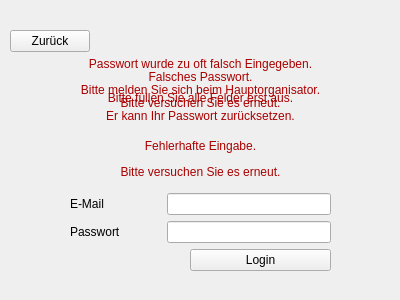
Qt form KTDVS/KTDVS/View_Einloggen.ui (SimonRuttmann/ClassReunionSoftware) before a commit.
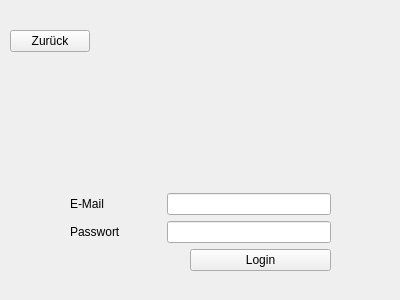
The same form after that commit.

Commit message: Die Fehlermeldungen sind geordnet in Einloggen

The edit to the form file:
```diff
--- a/KTDVS/KTDVS/View_Einloggen.ui
+++ b/KTDVS/KTDVS/View_Einloggen.ui
@@ -26,20 +26,16 @@
     <item>
      <layout class="QVBoxLayout" name="verticalLayout_5">
       <item>
-       <layout class="QHBoxLayout" name="horizontalLayout_3">
-        <item>
-         <widget class="QLabel" name="KeineEingabe">
-          <property name="text">
-           <string>&lt;html&gt;&lt;head/&gt;&lt;body&gt;&lt;p align=&quot;center&quot;&gt;&lt;span style=&quot; color:#aa0000;&quot;&gt;Bitte füllen Sie alle Felder erst aus.&lt;/span&gt;&lt;/p&gt;&lt;/body&gt;&lt;/html&gt;</string>
-          </property>
-         </widget>
-        </item>
-       </layout>
+       <widget class="QLabel" name="LabelOben">
+        <property name="text">
+         <string>&lt;html&gt;&lt;head/&gt;&lt;body&gt;&lt;p align=&quot;center&quot;&gt;&lt;br/&gt;&lt;/p&gt;&lt;/body&gt;&lt;/html&gt;</string>
+        </property>
+       </widget>
       </item>
       <item>
        <widget class="QLabel" name="Fehlerausgabe">
         <property name="text">
-         <string>&lt;html&gt;&lt;head/&gt;&lt;body&gt;&lt;p align=&quot;center&quot;&gt;&lt;span style=&quot; color:#aa0000;&quot;&gt;Fehlerhafte Eingabe.&lt;/span&gt;&lt;/p&gt;&lt;p align=&quot;center&quot;&gt;&lt;span style=&quot; color:#aa0000;&quot;&gt;Bitte versuchen Sie es erneut.&lt;/span&gt;&lt;/p&gt;&lt;/body&gt;&lt;/html&gt;</string>
+         <string>&lt;html&gt;&lt;head/&gt;&lt;body&gt;&lt;p align=&quot;center&quot;&gt;&lt;br/&gt;&lt;/p&gt;&lt;/body&gt;&lt;/html&gt;</string>
         </property>
        </widget>
       </item>
@@ -135,44 +131,6 @@
     <string>Zurück</string>
    </property>
   </widget>
-  <widget class="QWidget" name="verticalLayoutWidget_2">
-   <property name="geometry">
-    <rect>
-     <x>70</x>
-     <y>60</y>
-     <width>261</width>
-     <height>61</height>
-    </rect>
-   </property>
-   <layout class="QVBoxLayout" name="verticalLayout_2">
-    <item>
-     <widget class="QLabel" name="FalschesPasswort">
-      <property name="text">
-       <string>&lt;html&gt;&lt;head/&gt;&lt;body&gt;&lt;p align=&quot;center&quot;&gt;&lt;span style=&quot; color:#aa0000;&quot;&gt;Falsches Passwort.&lt;/span&gt;&lt;/p&gt;&lt;p align=&quot;center&quot;&gt;&lt;span style=&quot; color:#aa0000;&quot;&gt;Bitte versuchen Sie es erneut.&lt;/span&gt;&lt;/p&gt;&lt;/body&gt;&lt;/html&gt;</string>
-      </property>
-     </widget>
-    </item>
-   </layout>
-  </widget>
-  <widget class="QWidget" name="verticalLayoutWidget_6">
-   <property name="geometry">
-    <rect>
-     <x>60</x>
-     <y>50</y>
-     <width>281</width>
-     <height>80</height>
-    </rect>
-   </property>
-   <layout class="QVBoxLayout" name="verticalLayout_6">
-    <item>
-     <widget class="QLabel" name="Gesperrt">
-      <property name="text">
-       <string>&lt;html&gt;&lt;head/&gt;&lt;body&gt;&lt;p align=&quot;center&quot;&gt;&lt;span style=&quot; color:#aa0000;&quot;&gt;Passwort wurde zu oft falsch Eingegeben.&lt;/span&gt;&lt;/p&gt;&lt;p align=&quot;center&quot;&gt;&lt;span style=&quot; color:#aa0000;&quot;&gt;Bitte melden Sie sich beim Hauptorganisator.&lt;/span&gt;&lt;/p&gt;&lt;p align=&quot;center&quot;&gt;&lt;span style=&quot; color:#aa0000;&quot;&gt;Er kann Ihr Passwort zurücksetzen.&lt;/span&gt;&lt;/p&gt;&lt;/body&gt;&lt;/html&gt;</string>
-      </property>
-     </widget>
-    </item>
-   </layout>
-  </widget>
  </widget>
  <resources/>
  <connections/>
```
Left out of the diff: 2 changed lines with no effect on the pictures. The commit also changes 1 other file.
